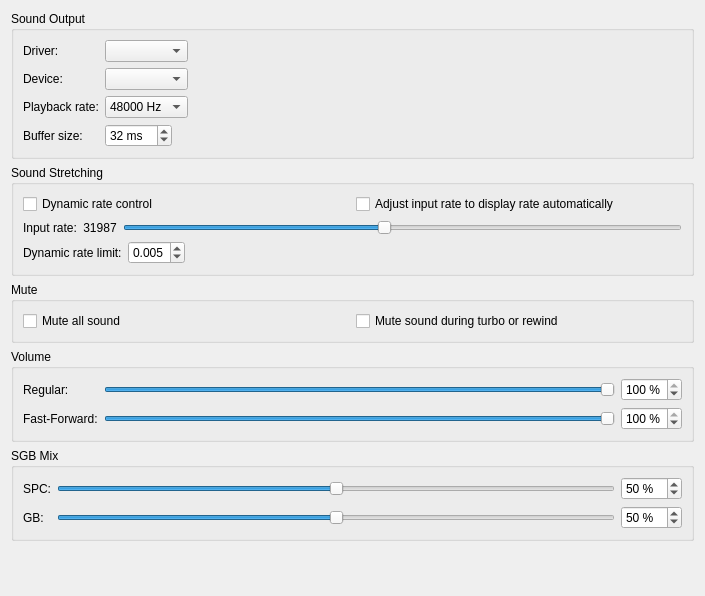
Old version of the form qt/src/SoundPanel.ui in the repository snes9xgit/snes9x.
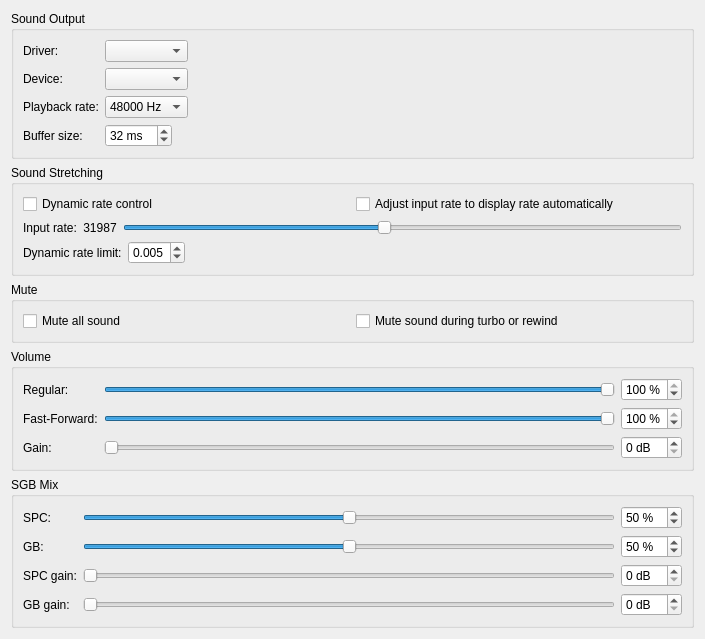
New version of the form.

Commit message: feat(sound): port the pre-amp gain sliders to the gtk and qt frontends

Diff of the .ui file:
```diff
--- a/qt/src/SoundPanel.ui
+++ b/qt/src/SoundPanel.ui
@@ -363,6 +363,30 @@
         <property name="value"><number>100</number></property>
        </widget>
       </item>
+      <item row="2" column="0">
+       <widget class="QLabel" name="label_gain_regular">
+        <property name="text"><string>Gain:</string></property>
+       </widget>
+      </item>
+      <item row="2" column="1">
+       <widget class="QSlider" name="slider_gain_regular">
+        <property name="whatsThis">
+         <string>&lt;html&gt;&lt;head/&gt;&lt;body&gt;&lt;p&gt;Master pre-amp applied after the volume percentages. 0 dB is unchanged; boosting can clip loud material.&lt;/p&gt;&lt;/body&gt;&lt;/html&gt;</string>
+        </property>
+        <property name="minimum"><number>0</number></property>
+        <property name="maximum"><number>12</number></property>
+        <property name="value"><number>0</number></property>
+        <property name="orientation"><enum>Qt::Horizontal</enum></property>
+       </widget>
+      </item>
+      <item row="2" column="2">
+       <widget class="QSpinBox" name="spinBox_gain_regular">
+        <property name="suffix"><string> dB</string></property>
+        <property name="minimum"><number>0</number></property>
+        <property name="maximum"><number>12</number></property>
+        <property name="value"><number>0</number></property>
+       </widget>
+      </item>
      </layout>
     </widget>
    </item>
@@ -420,6 +444,54 @@
         <property name="value"><number>50</number></property>
        </widget>
       </item>
+      <item row="2" column="0">
+       <widget class="QLabel" name="label_gain_spc">
+        <property name="text"><string>SPC gain:</string></property>
+       </widget>
+      </item>
+      <item row="2" column="1">
+       <widget class="QSlider" name="slider_gain_spc">
+        <property name="whatsThis">
+         <string>&lt;html&gt;&lt;head/&gt;&lt;body&gt;&lt;p&gt;Pre-amp on the SPC side of the SGB mix, applied after its volume percentage. Only active in SGB1/SGB2 BIOS mode.&lt;/p&gt;&lt;/body&gt;&lt;/html&gt;</string>
+        </property>
+        <property name="minimum"><number>0</number></property>
+        <property name="maximum"><number>12</number></property>
+        <property name="value"><number>0</number></property>
+        <property name="orientation"><enum>Qt::Horizontal</enum></property>
+       </widget>
+      </item>
+      <item row="2" column="2">
+       <widget class="QSpinBox" name="spinBox_gain_spc">
+        <property name="suffix"><string> dB</string></property>
+        <property name="minimum"><number>0</number></property>
+        <property name="maximum"><number>12</number></property>
+        <property name="value"><number>0</number></property>
+       </widget>
+      </item>
+      <item row="3" column="0">
+       <widget class="QLabel" name="label_gain_gb">
+        <property name="text"><string>GB gain:</string></property>
+       </widget>
+      </item>
+      <item row="3" column="1">
+       <widget class="QSlider" name="slider_gain_gb">
+        <property name="whatsThis">
+         <string>&lt;html&gt;&lt;head/&gt;&lt;body&gt;&lt;p&gt;Pre-amp on the GB side of the SGB mix, applied after its volume percentage. Only active in SGB1/SGB2 BIOS mode.&lt;/p&gt;&lt;/body&gt;&lt;/html&gt;</string>
+        </property>
+        <property name="minimum"><number>0</number></property>
+        <property name="maximum"><number>12</number></property>
+        <property name="value"><number>0</number></property>
+        <property name="orientation"><enum>Qt::Horizontal</enum></property>
+       </widget>
+      </item>
+      <item row="3" column="2">
+       <widget class="QSpinBox" name="spinBox_gain_gb">
+        <property name="suffix"><string> dB</string></property>
+        <property name="minimum"><number>0</number></property>
+        <property name="maximum"><number>12</number></property>
+        <property name="value"><number>0</number></property>
+       </widget>
+      </item>
      </layout>
     </widget>
    </item>
```
The commit also changes 10 other files.
